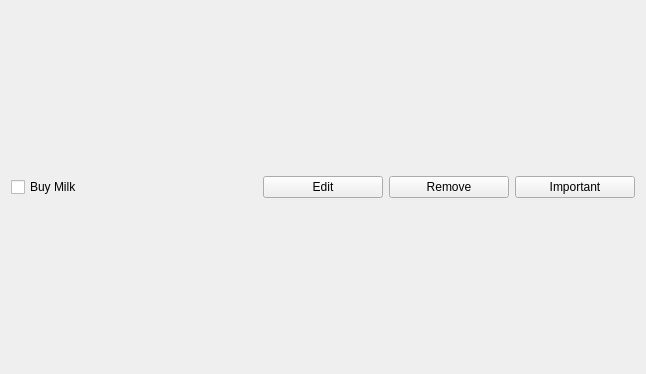
Before: the Qt Designer form task.ui in ValeriaNardoni/ListaToDo, drawn with Qt 5.
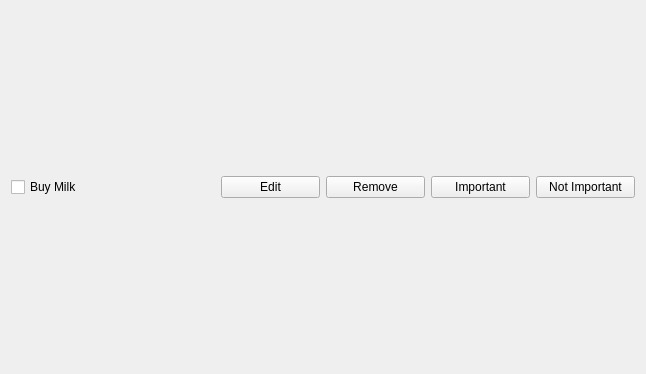
After: the same form once the commit is applied.

The edit to the form file:
```diff
--- a/task.ui
+++ b/task.ui
@@ -61,6 +61,21 @@
      </property>
     </widget>
    </item>
+   <item>
+    <widget class="QPushButton" name="NotImportant">
+     <property name="styleSheet">
+     </property>
+     <property name="text">
+      <string>Not Important</string>
+     </property>
+     <property name="iconSize">
+      <size>
+       <width>10</width>
+       <height>10</height>
+      </size>
+     </property>
+    </widget>
+   </item>
   </layout>
  </widget>
  <resources/>
```
